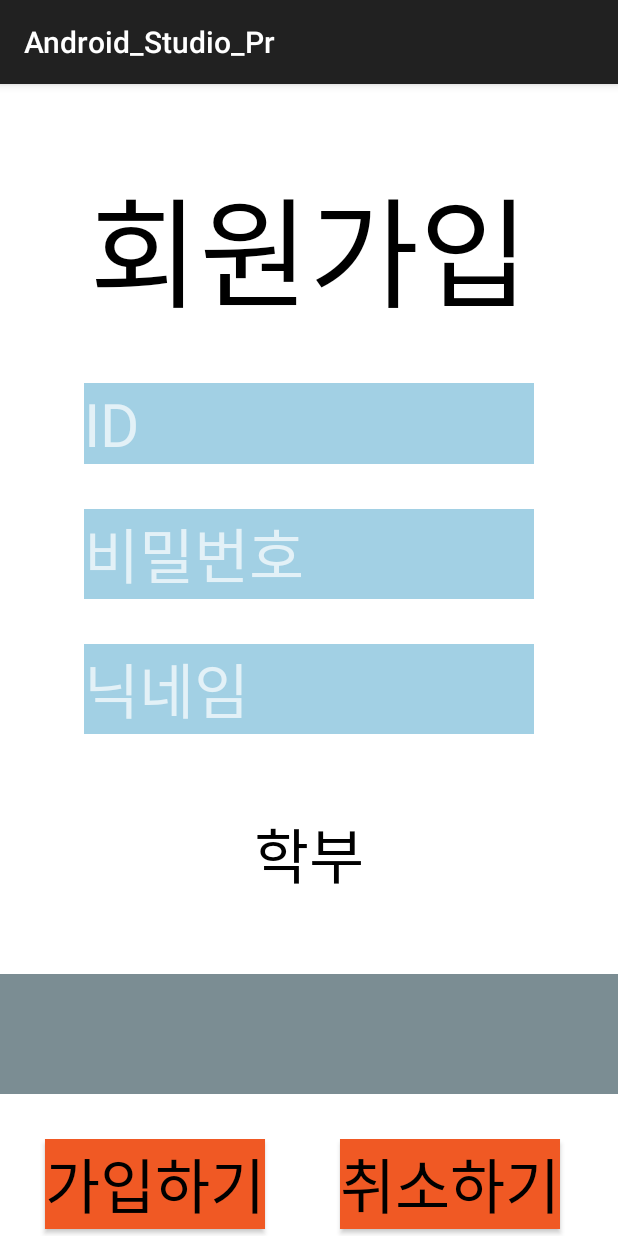
After one commit to BlackWerf1257/Time-Calender, an Android app: the Register screen opened directly, with no data from a screen before it, on a phone screen of 412 x 824 dp. The commit adds this screen. Run offline under Robolectric (Android 15) with nearby library versions, the phone set to English and light mode, and no system bars.

Commit message:
0603 업로드
회원가입 90% 구현완료(값 전달 실패)
로그인 구현 필요
타이머 구현중

```diff
--- a/app/build.gradle
+++ b/app/build.gradle
@@ -33,7 +33,11 @@ dependencies {
     implementation 'androidx.appcompat:appcompat:1.6.1'
     implementation 'com.google.android.material:material:1.11.0'
     implementation 'androidx.constraintlayout:constraintlayout:2.1.4'
+    implementation 'com.android.volley:volley:1.2.1'
+    implementation 'com.google.firebase:firebase-perf:21.0.1'
     testImplementation 'junit:junit:4.13.2'
     androidTestImplementation 'androidx.test.ext:junit:1.1.5'
     androidTestImplementation 'androidx.test.espresso:espresso-core:3.5.1'
+    //MySQL 통신용
+    implementation 'com.android.volley:volley:1.1.0'
 }
--- /dev/null
+++ b/app/src/main/java/com/example/android_studio_pr/Register.java
@@ -0,0 +1,14 @@
+package com.example.android_studio_pr;
+
+import android.os.Bundle;
+
+import androidx.annotation.Nullable;
+import androidx.appcompat.app.AppCompatActivity;
+
+public class Register extends AppCompatActivity {
+    @Override
+    protected void onCreate(@Nullable Bundle savedInstanceState) {
+        setContentView(R.layout.register);
+        super.onCreate(savedInstanceState);
+    }
+}
--- /dev/null
+++ b/app/src/main/res/layout/register.xml
@@ -0,0 +1,94 @@
+<?xml version="1.0" encoding="utf-8"?>
+<LinearLayout xmlns:android="http://schemas.android.com/apk/res/android"
+              xmlns:app="http://schemas.android.com/apk/res-auto"
+              android:orientation="vertical"
+              android:layout_width="match_parent"
+              android:layout_height="match_parent"
+              android:background="@color/white">
+
+    <TextView
+            android:layout_width="wrap_content"
+            android:layout_height="wrap_content"
+            android:text="@string/register"
+            android:textSize="80sp"
+            android:textColor="@color/black"
+            android:layout_marginTop="50dp"
+            android:layout_gravity="center"/>
+
+    <EditText
+            android:id="@+id/idField"
+            android:layout_width="300sp"
+            android:layout_height="wrap_content"
+            android:text=""
+            android:layout_gravity="center"
+            android:background="@color/UnSelected_Button"
+            android:textSize="40sp"
+            android:hint="@string/id"
+            android:layout_marginTop="30sp"
+            android:textColor="@color/black"/>
+
+    <EditText
+            android:id="@+id/pwField"
+            android:text=""
+            android:layout_marginTop="30sp"
+            android:textSize="40sp"
+            android:layout_width="300sp"
+            android:layout_height="wrap_content"
+            android:background="@color/UnSelected_Button"
+            android:layout_gravity="center"
+            android:hint="@string/password"
+            android:textColor="@color/black"/>
+
+    <EditText
+            android:id="@+id/userNameField"
+            android:text=""
+            android:layout_marginTop="30sp"
+            android:textSize="40sp"
+            android:layout_width="300sp"
+            android:layout_height="wrap_content"
+            android:background="@color/UnSelected_Button"
+            android:layout_gravity="center"
+            android:hint="@string/userName"
+            android:textColor="@color/black"/>
+
+    <TextView
+            android:layout_width="wrap_content"
+            android:layout_height="wrap_content"
+            android:text="@string/Department"
+            android:textSize="40sp"
+            android:textColor="@color/black"
+            android:layout_gravity="center"
+            android:layout_marginTop="50sp"/>
+
+    <Spinner
+            android:id="@+id/deptSpinner"
+            android:layout_width="match_parent"
+            android:layout_height="80sp"
+            android:layout_marginTop="50sp"
+            android:background="@color/Selected_Button"/>
+
+    <LinearLayout
+            android:layout_width="match_parent"
+            android:layout_height="match_parent"
+            android:orientation="horizontal"
+            android:layout_marginTop="30sp">
+        <Button
+                android:id="@+id/registerBtn"
+                android:layout_width="wrap_content"
+                android:layout_height="wrap_content"
+                android:layout_marginStart="30sp"
+                android:text="@string/Register"
+                android:textSize="40sp"
+                android:textColor="@color/black"
+                android:background="#f05924"/>
+        <Button
+                android:id="@+id/registerUndoBtn"
+                android:layout_width="wrap_content"
+                android:layout_height="wrap_content"
+                android:layout_marginStart="50sp"
+                android:text="@string/Undo"
+                android:textSize="40sp"
+                android:textColor="@color/black"
+                android:background="#f05924"/>
+    </LinearLayout>
+</LinearLayout>
--- a/app/src/main/res/values/colors.xml
+++ b/app/src/main/res/values/colors.xml
@@ -2,4 +2,6 @@
 <resources>
     <color name="black">#FF000000</color>
     <color name="white">#FFFFFFFF</color>
+    <color name="Selected_Button">#FF7B8D93</color>
+    <color name="UnSelected_Button">#A2D0E4</color>
 </resources>
--- a/app/src/main/res/values/strings.xml
+++ b/app/src/main/res/values/strings.xml
@@ -1,3 +1,14 @@
 <resources>
     <string name="app_name">Android_Studio_Pr</string>
+    <string name="register">회원가입</string>
+    <string name="Department">학부</string>
+    <string name="Undo">취소하기</string>
+    <string name="Register">가입하기</string>
+    <string name="idText">ID</string>
+    <string name="pwText">PW</string>
+    <string name="userName">닉네임</string>
+    <string name="password">비밀번호</string>
+    <string name="id">ID</string>
+    <string name="timerStart">타이머 시작</string>
+    <string name="timerPause">타이머 정지</string>
 </resources>
--- a/app/src/main/res/values/themes.xml
+++ b/app/src/main/res/values/themes.xml
@@ -5,5 +5,5 @@
         <!-- <item name="colorPrimary">@color/my_light_primary</item> -->
     </style>
 
-    <style name="Theme.Android_Studio_Pr" parent="Base.Theme.Android_Studio_Pr" />
+    <style name="Theme.Android_Studio_Pr" parent="Theme.AppCompat" />
 </resources>
```
Also changed, not shown: app/src/main/AndroidManifest.xml (+10 -1 lines), app/src/main/java/com/example/android_studio_pr/Dept_Announce.java (added, +68 -0 lines), app/src/main/java/com/example/android_studio_pr/MainActivity.java (+26 -1 lines), app/src/main/java/com/example/android_studio_pr/Study.java (added, +27 -0 lines), app/src/main/res/layout/activity_main.xml (+73 -1 lines), app/src/main/res/layout/dept_announce.xml (added, +68 -0 lines), app/src/main/res/layout/study.xml (added, +191 -0 lines).
